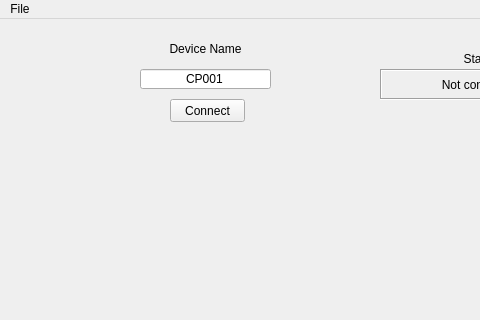
Above: Basic_CP_Gui.ui from tsongkakul/Bleak-GUI before the change; both pictures show x 0 to 480 and y 0 to 320 of the 1000 by 800 pixel window. Below: the same form after it.
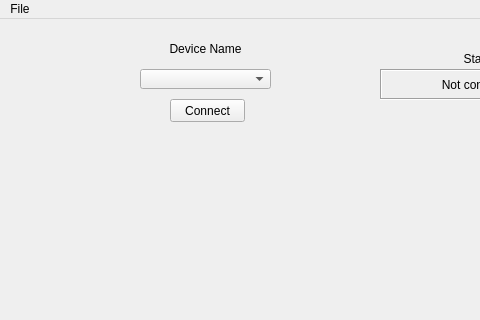
That is the form after the change. Custom widgets are drawn as their Qt base class.

```diff
--- a/Basic_CP_Gui.ui
+++ b/Basic_CP_Gui.ui
@@ -37,7 +37,7 @@
      </rect>
     </property>
    </widget>
-   <widget class="QLineEdit" name="deviceEntry">
+   <widget class="QComboBox" name="deviceEntry">
     <property name="geometry">
      <rect>
       <x>140</x>
@@ -46,12 +46,6 @@
       <height>20</height>
      </rect>
     </property>
-    <property name="text">
-     <string>CP001</string>
-    </property>
-    <property name="alignment">
-     <set>Qt::AlignCenter</set>
-    </property>
    </widget>
    <widget class="QLabel" name="deviceLabel">
     <property name="geometry">
```
